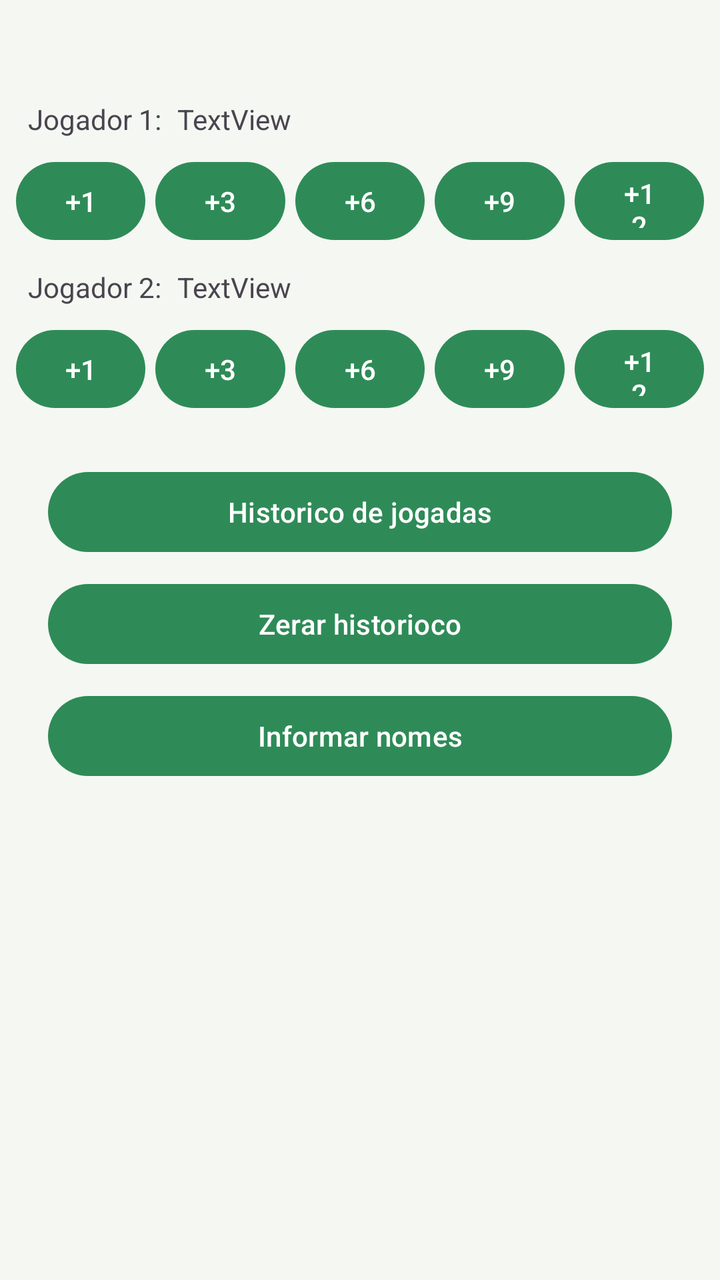
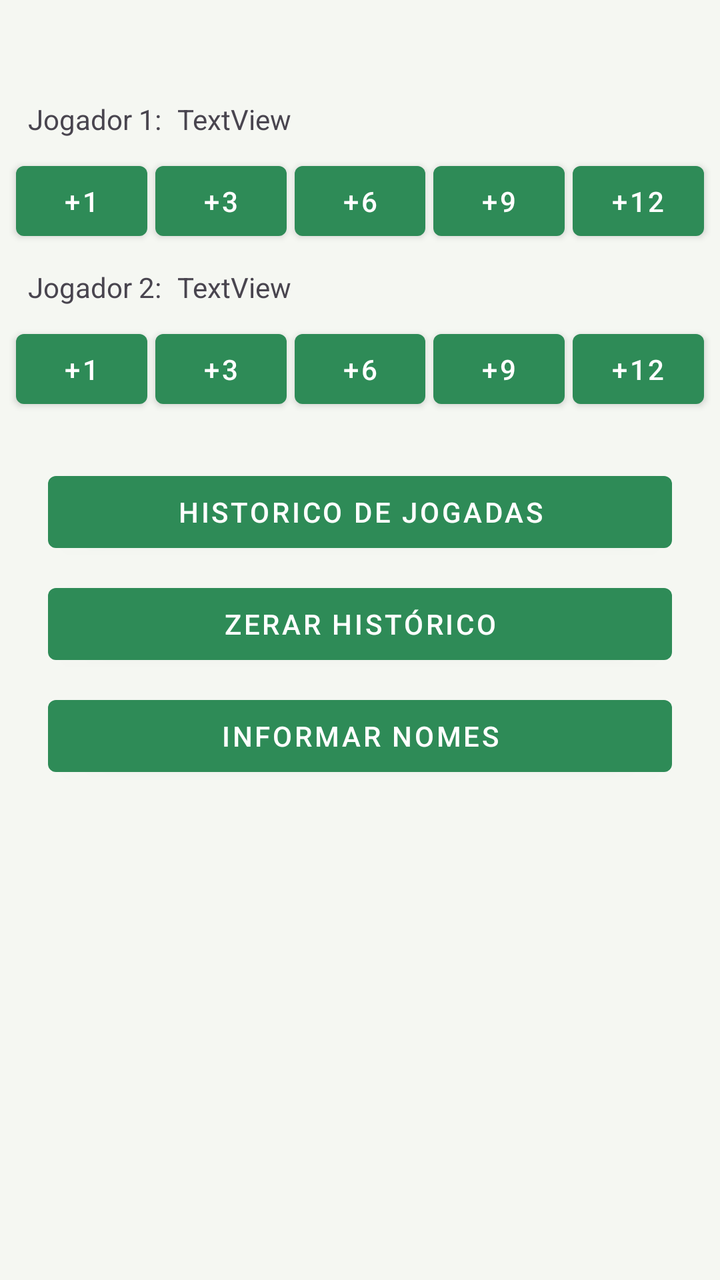

An Android layout rendered at two revisions. The XML below is the earlier revision; the diff shows what the commit changed to produce the second picture.
<!-- AndroidManifest.xml: application theme Theme.Truco -->
<!-- res/layout/activity_main.xml -->
<?xml version="1.0" encoding="utf-8"?>
<androidx.constraintlayout.widget.ConstraintLayout xmlns:android="http://schemas.android.com/apk/res/android"
    xmlns:app="http://schemas.android.com/apk/res-auto"
    xmlns:tools="http://schemas.android.com/tools"
    android:id="@+id/main"
    android:layout_width="match_parent"
    android:layout_height="match_parent"
    tools:context=".MainActivity">

    <TextView
        android:id="@+id/Jogador1"
        android:layout_width="wrap_content"
        android:layout_height="wrap_content"
        android:layout_marginStart="14dp"
        android:layout_marginTop="50dp"
        android:text="Jogador 1:"
        app:layout_constraintStart_toStartOf="parent"
        app:layout_constraintTop_toTopOf="parent"
        tools:ignore="HardcodedText" />

    <TextView
        android:id="@+id/jogador2"
        android:layout_width="wrap_content"
        android:layout_height="wrap_content"
        android:layout_marginTop="10dp"
        android:text="Jogador 2:"
        app:layout_constraintStart_toStartOf="@+id/Jogador1"
        app:layout_constraintTop_toBottomOf="@+id/ponto1_jog1"
        tools:ignore="HardcodedText" />

    <Button
        android:id="@+id/ponto1_jog1"
        android:layout_width="0dp"
        android:layout_height="47dp"
        android:layout_marginStart="8dp"
        android:layout_marginTop="8dp"
        android:text="+1"
        app:layout_constraintEnd_toStartOf="@+id/ponto3_jog1"
        app:layout_constraintHorizontal_bias="0.5"
        app:layout_constraintStart_toStartOf="parent"
        app:layout_constraintTop_toBottomOf="@+id/Jogador1"
        tools:ignore="DuplicateSpeakableTextCheck,HardcodedText,TextContrastCheck,TouchTargetSizeCheck" />

    <Button
        android:id="@+id/ponto3_jog1"
        android:layout_width="0dp"
        android:layout_height="47dp"
        android:layout_marginStart="5dp"
        android:text="+3"
        app:layout_constraintEnd_toStartOf="@+id/ponto6_jog1"
        app:layout_constraintHorizontal_bias="0.5"
        app:layout_constraintStart_toEndOf="@+id/ponto1_jog1"
        app:layout_constraintTop_toTopOf="@+id/ponto1_jog1"
        tools:ignore="DuplicateSpeakableTextCheck,HardcodedText,TextContrastCheck,TouchTargetSizeCheck" />

    <Button
        android:id="@+id/ponto6_jog1"
        android:layout_width="0dp"
        android:layout_height="47dp"
        android:layout_marginStart="5dp"
        android:text="+6"
        app:layout_constraintEnd_toStartOf="@+id/ponto9_jog1"
        app:layout_constraintHorizontal_bias="0.5"
        app:layout_constraintStart_toEndOf="@+id/ponto3_jog1"
        app:layout_constraintTop_toTopOf="@+id/ponto1_jog1"
        tools:ignore="DuplicateSpeakableTextCheck,HardcodedText,TextContrastCheck,TouchTargetSizeCheck" />

    <Button
        android:id="@+id/ponto9_jog1"
        android:layout_width="0dp"
        android:layout_height="47dp"
        android:layout_marginStart="5dp"
        android:text="+9"
        app:layout_constraintEnd_toStartOf="@+id/ponto12_jog1"
        app:layout_constraintHorizontal_bias="0.5"
        app:layout_constraintStart_toEndOf="@+id/ponto6_jog1"
        app:layout_constraintTop_toTopOf="@+id/ponto1_jog1"
        tools:ignore="DuplicateSpeakableTextCheck,HardcodedText,TextContrastCheck,TouchTargetSizeCheck" />

    <Button
        android:id="@+id/ponto12_jog1"
        android:layout_width="0dp"
        android:layout_height="47dp"
        android:layout_marginStart="5dp"
        android:layout_marginEnd="8dp"
        android:text="+12"
        app:layout_constraintEnd_toEndOf="parent"
        app:layout_constraintHorizontal_bias="0.5"
        app:layout_constraintStart_toEndOf="@+id/ponto9_jog1"
        app:layout_constraintTop_toTopOf="@+id/ponto1_jog1"
        tools:ignore="DuplicateSpeakableTextCheck,HardcodedText,TextContrastCheck,TouchTargetSizeCheck" />

    <Button
        android:id="@+id/ponto1_jog2"
        android:layout_width="0dp"
        android:layout_height="47dp"
        android:layout_marginStart="8dp"
        android:layout_marginTop="8dp"
        android:text="+1"
        app:layout_constraintEnd_toStartOf="@+id/ponto3_jog2"
        app:layout_constraintHorizontal_bias="0.5"
        app:layout_constraintStart_toStartOf="parent"
        app:layout_constraintTop_toBottomOf="@+id/jogador2"
        tools:ignore="HardcodedText,TextContrastCheck,TouchTargetSizeCheck" />

    <Button
        android:id="@+id/ponto3_jog2"
        android:layout_width="0dp"
        android:layout_height="47dp"
        android:layout_marginStart="5dp"
        android:text="+3"
        app:layout_constraintEnd_toStartOf="@+id/ponto6_jog2"
        app:layout_constraintHorizontal_bias="0.5"
        app:layout_constraintStart_toEndOf="@+id/ponto1_jog2"
        app:layout_constraintTop_toTopOf="@+id/ponto1_jog2"
        tools:ignore="HardcodedText,TextContrastCheck,TouchTargetSizeCheck" />

    <Button
        android:id="@+id/ponto6_jog2"
        android:layout_width="0dp"
        android:layout_height="47dp"
        android:layout_marginStart="5dp"
        android:text="+6"
        app:layout_constraintEnd_toStartOf="@+id/ponto9_jog2"
        app:layout_constraintHorizontal_bias="0.5"
        app:layout_constraintStart_toEndOf="@+id/ponto3_jog2"
        app:layout_constraintTop_toTopOf="@+id/ponto1_jog2"
        tools:ignore="HardcodedText,TextContrastCheck,TouchTargetSizeCheck" />

    <Button
        android:id="@+id/ponto9_jog2"
        android:layout_width="0dp"
        android:layout_height="47dp"
        android:layout_marginStart="5dp"
        android:text="+9"
        app:layout_constraintEnd_toStartOf="@+id/ponto12_jog2"
        app:layout_constraintHorizontal_bias="0.5"
        app:layout_constraintStart_toEndOf="@+id/ponto6_jog2"
        app:layout_constraintTop_toTopOf="@+id/ponto1_jog2"
        tools:ignore="HardcodedText,TextContrastCheck,TouchTargetSizeCheck" />

    <Button
        android:id="@+id/ponto12_jog2"
        android:layout_width="0dp"
        android:layout_height="47dp"
        android:layout_marginStart="5dp"
        android:layout_marginEnd="8dp"
        android:text="+12"
        app:layout_constraintEnd_toEndOf="parent"
        app:layout_constraintHorizontal_bias="0.5"
        app:layout_constraintStart_toEndOf="@+id/ponto9_jog2"
        app:layout_constraintTop_toTopOf="@+id/ponto1_jog2"
        tools:ignore="HardcodedText,TextContrastCheck,TouchTargetSizeCheck" />

    <TextView
        android:id="@+id/txtPontosJ1"
        android:layout_width="wrap_content"
        android:layout_height="wrap_content"
        android:layout_marginStart="8dp"
        android:text="TextView"
        app:layout_constraintStart_toEndOf="@+id/Jogador1"
        app:layout_constraintTop_toTopOf="@+id/Jogador1"
        tools:ignore="HardcodedText" />

    <TextView
        android:id="@+id/txtPontosJ2"
        android:layout_width="wrap_content"
        android:layout_height="wrap_content"
        android:layout_marginStart="8dp"
        android:text="TextView"
        app:layout_constraintStart_toEndOf="@+id/jogador2"
        app:layout_constraintTop_toTopOf="@+id/jogador2"
        tools:ignore="HardcodedText" />

    <Button
        android:id="@+id/historico"
        android:layout_width="0dp"
        android:layout_height="wrap_content"
        android:layout_marginStart="16dp"
        android:layout_marginTop="24dp"
        android:layout_marginEnd="16dp"
        android:text="Historico de jogadas"
        app:layout_constraintEnd_toEndOf="@+id/ponto12_jog2"
        app:layout_constraintStart_toStartOf="@+id/ponto1_jog2"
        app:layout_constraintTop_toBottomOf="@+id/ponto6_jog2"
        tools:ignore="HardcodedText,TextContrastCheck,VisualLintButtonSize" />

    <Button
        android:id="@+id/zerar_historico"
        android:layout_width="0dp"
        android:layout_height="wrap_content"
        android:layout_marginStart="16dp"
        android:layout_marginTop="8dp"
        android:layout_marginEnd="16dp"
        android:text="Zerar historioco"
        app:layout_constraintEnd_toEndOf="@+id/ponto12_jog2"
        app:layout_constraintHorizontal_bias="1.0"
        app:layout_constraintStart_toStartOf="@+id/ponto1_jog2"
        app:layout_constraintTop_toBottomOf="@+id/historico"
        tools:ignore="HardcodedText,TextContrastCheck" />

    <Button
        android:id="@+id/inf_nomes"
        android:layout_width="0dp"
        android:layout_height="wrap_content"
        android:layout_marginStart="16dp"
        android:layout_marginTop="8dp"
        android:layout_marginEnd="16dp"
        android:text="Informar nomes"
        app:layout_constraintEnd_toEndOf="@+id/ponto12_jog2"
        app:layout_constraintHorizontal_bias="1.0"
        app:layout_constraintStart_toStartOf="@+id/ponto1_jog2"
        app:layout_constraintTop_toBottomOf="@+id/zerar_historico"
        tools:ignore="HardcodedText,TextContrastCheck" />

</androidx.constraintlayout.widget.ConstraintLayout>
<!-- resources referenced by this layout -->
<resources>
  <style name="Theme.Truco" parent="Base.Theme.Truco" />
  <style name="Base.Theme.Truco" parent="Theme.Material3.DayNight.NoActionBar">
  
          
          <item name="colorPrimary">@color/green_500</item>
          <item name="colorPrimaryVariant">@color/green_700</item>
          <item name="colorOnPrimary">@color/white</item>
  
          
          <item name="colorSecondary">@color/gold_500</item>
          <item name="colorSecondaryVariant">@color/gold_700</item>
          <item name="colorOnSecondary">@color/black</item>
  
          
          <item name="android:colorBackground">@color/background</item>
          <item name="colorSurface">@color/surface</item>
          <item name="colorOnSurface">@color/text_primary</item>
  
          
          <item name="android:statusBarColor" tools:targetApi="l">?attr/colorPrimaryVariant</item>
  
      </style>
  <color name="green_500">#FF2E8B57</color>
  <color name="green_700">#FF1B5E20</color>
  <color name="white">#FFFFFFFF</color>
  <color name="gold_500">#FFFFC107</color>
  <color name="gold_700">#FFFF8F00</color>
  <color name="black">#FF000000</color>
  <color name="background">#FFF5F7F2</color>
  <color name="surface">#FFFFFFFF</color>
  <color name="text_primary">#FF17251E</color>
</resources>

<!-- the commit's change to res/layout/activity_main.xml (unified diff, before → after) -->
@@ -30,8 +30,7 @@
 
     <Button
         android:id="@+id/ponto1_jog1"
-        android:layout_width="0dp"
-        android:layout_height="47dp"
+        style="@style/BotaoPontuacao"
         android:layout_marginStart="8dp"
         android:layout_marginTop="8dp"
         android:text="+1"
@@ -43,9 +42,8 @@
 
     <Button
         android:id="@+id/ponto3_jog1"
-        android:layout_width="0dp"
-        android:layout_height="47dp"
-        android:layout_marginStart="5dp"
+        style="@style/BotaoPontuacao"
+        android:layout_marginStart="4dp"
         android:text="+3"
         app:layout_constraintEnd_toStartOf="@+id/ponto6_jog1"
         app:layout_constraintHorizontal_bias="0.5"
@@ -55,9 +53,8 @@
 
     <Button
         android:id="@+id/ponto6_jog1"
-        android:layout_width="0dp"
-        android:layout_height="47dp"
-        android:layout_marginStart="5dp"
+        style="@style/BotaoPontuacao"
+        android:layout_marginStart="4dp"
         android:text="+6"
         app:layout_constraintEnd_toStartOf="@+id/ponto9_jog1"
         app:layout_constraintHorizontal_bias="0.5"
@@ -67,9 +64,8 @@
 
     <Button
         android:id="@+id/ponto9_jog1"
-        android:layout_width="0dp"
-        android:layout_height="47dp"
-        android:layout_marginStart="5dp"
+        style="@style/BotaoPontuacao"
+        android:layout_marginStart="4dp"
         android:text="+9"
         app:layout_constraintEnd_toStartOf="@+id/ponto12_jog1"
         app:layout_constraintHorizontal_bias="0.5"
@@ -79,9 +75,8 @@
 
     <Button
         android:id="@+id/ponto12_jog1"
-        android:layout_width="0dp"
-        android:layout_height="47dp"
-        android:layout_marginStart="5dp"
+        style="@style/BotaoPontuacao"
+        android:layout_marginStart="4dp"
         android:layout_marginEnd="8dp"
         android:text="+12"
         app:layout_constraintEnd_toEndOf="parent"
@@ -92,8 +87,7 @@
 
     <Button
         android:id="@+id/ponto1_jog2"
-        android:layout_width="0dp"
-        android:layout_height="47dp"
+        style="@style/BotaoPontuacao"
         android:layout_marginStart="8dp"
         android:layout_marginTop="8dp"
         android:text="+1"
@@ -105,9 +99,8 @@
 
     <Button
         android:id="@+id/ponto3_jog2"
-        android:layout_width="0dp"
-        android:layout_height="47dp"
-        android:layout_marginStart="5dp"
+        style="@style/BotaoPontuacao"
+        android:layout_marginStart="4dp"
         android:text="+3"
         app:layout_constraintEnd_toStartOf="@+id/ponto6_jog2"
         app:layout_constraintHorizontal_bias="0.5"
@@ -117,9 +110,8 @@
 
     <Button
         android:id="@+id/ponto6_jog2"
-        android:layout_width="0dp"
-        android:layout_height="47dp"
-        android:layout_marginStart="5dp"
+        style="@style/BotaoPontuacao"
+        android:layout_marginStart="4dp"
         android:text="+6"
         app:layout_constraintEnd_toStartOf="@+id/ponto9_jog2"
         app:layout_constraintHorizontal_bias="0.5"
@@ -129,9 +121,8 @@
 
     <Button
         android:id="@+id/ponto9_jog2"
-        android:layout_width="0dp"
-        android:layout_height="47dp"
-        android:layout_marginStart="5dp"
+        style="@style/BotaoPontuacao"
+        android:layout_marginStart="4dp"
         android:text="+9"
         app:layout_constraintEnd_toStartOf="@+id/ponto12_jog2"
         app:layout_constraintHorizontal_bias="0.5"
@@ -141,9 +132,8 @@
 
     <Button
         android:id="@+id/ponto12_jog2"
-        android:layout_width="0dp"
-        android:layout_height="47dp"
-        android:layout_marginStart="5dp"
+        style="@style/BotaoPontuacao"
+        android:layout_marginStart="4dp"
         android:layout_marginEnd="8dp"
         android:text="+12"
         app:layout_constraintEnd_toEndOf="parent"
@@ -174,6 +164,7 @@
 
     <Button
         android:id="@+id/historico"
+        style="@style/BotaoPontuacao"
         android:layout_width="0dp"
         android:layout_height="wrap_content"
         android:layout_marginStart="16dp"
@@ -187,12 +178,13 @@
 
     <Button
         android:id="@+id/zerar_historico"
+        style="@style/BotaoPontuacao"
         android:layout_width="0dp"
         android:layout_height="wrap_content"
         android:layout_marginStart="16dp"
         android:layout_marginTop="8dp"
         android:layout_marginEnd="16dp"
-        android:text="Zerar historioco"
+        android:text="Zerar histórico"
         app:layout_constraintEnd_toEndOf="@+id/ponto12_jog2"
         app:layout_constraintHorizontal_bias="1.0"
         app:layout_constraintStart_toStartOf="@+id/ponto1_jog2"
@@ -201,6 +193,7 @@
 
     <Button
         android:id="@+id/inf_nomes"
+        style="@style/BotaoPontuacao"
         android:layout_width="0dp"
         android:layout_height="wrap_content"
         android:layout_marginStart="16dp"
<!-- resource entries referenced after the edit -->
@@ -1,5 +1,16 @@
 <!-- resources referenced by this layout -->
 <resources>
+  <style name="BotaoPontuacao" parent="Widget.MaterialComponents.Button">
+          <item name="android:layout_width">0dp</item>
+          <item name="android:layout_height">47dp</item>
+          <item name="android:minWidth">0dp</item>
+          <item name="android:paddingLeft">2dp</item>
+          <item name="android:paddingRight">2dp</item>
+          <item name="android:insetLeft">0dp</item>
+          <item name="android:insetRight">0dp</item>
+          <item name="android:maxLines">1</item>
+          <item name="android:singleLine">true</item>
+      </style>
   <style name="Theme.Truco" parent="Base.Theme.Truco" />
   <style name="Base.Theme.Truco" parent="Theme.Material3.DayNight.NoActionBar">
   
